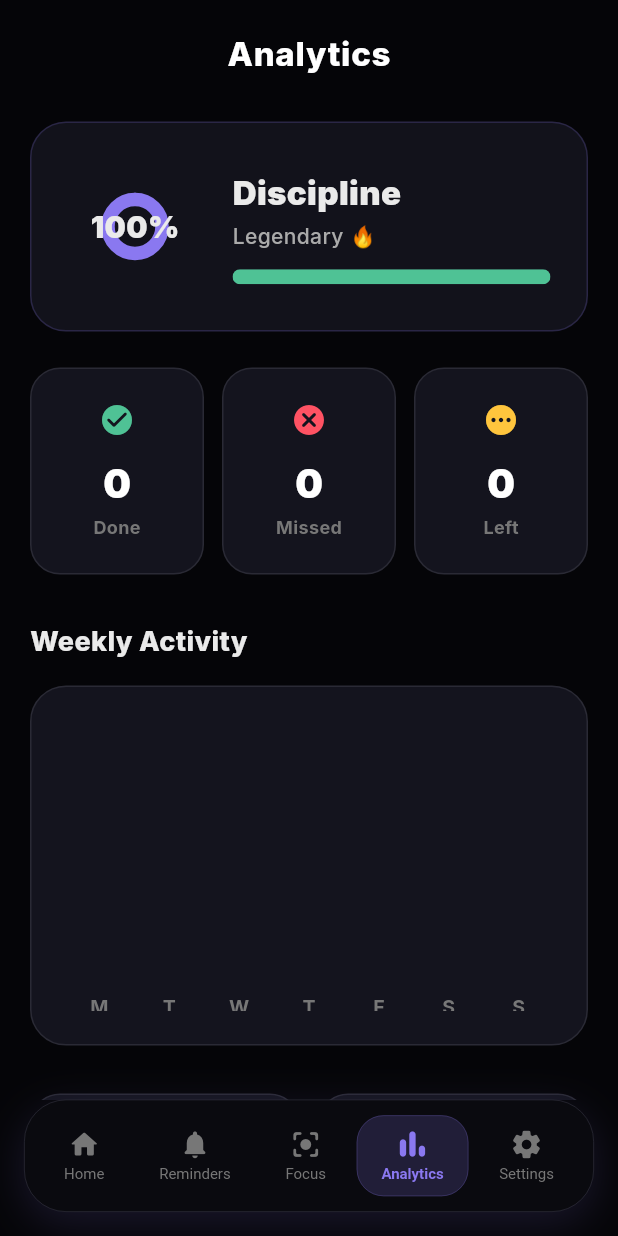
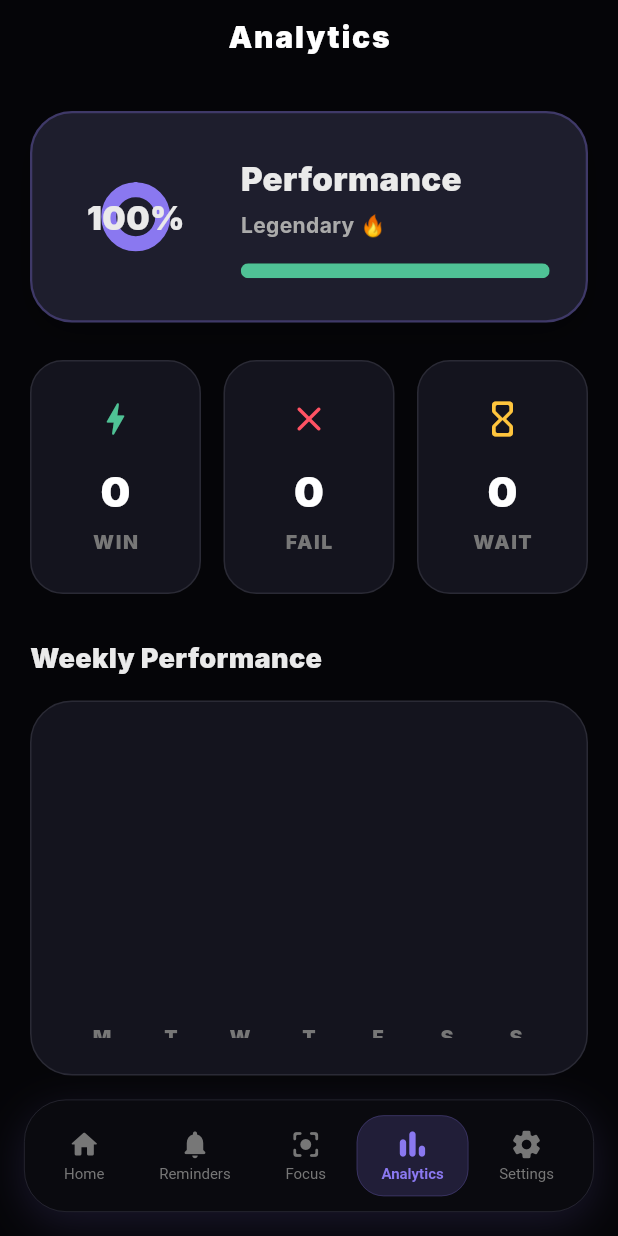
Before and after one commit to 5hu6h4m/MINDLOCK, a Flutter app: the AnalyticsScreen screen opened by its route, on a phone screen of 412 x 824 dp. Run offline on Flutter 3.47's test engine with Material 3 defaults, Android fonts, the phone set to English and light mode, and no system bars; drawn by our look-alikes of fl_chart; our stand-ins replace audioplayers, cloud_firestore, firebase_auth, firebase_core, flutter_local_notifications, flutter_riverpod and 8 more; missing offline and left inert: flutter_overlay_window; accounts and stored records are empty.

Commit message:
chore: Version bump and Analytics absolute overhaul

```diff
--- a/lib/presentation/analytics/analytics_screen.dart
+++ b/lib/presentation/analytics/analytics_screen.dart
@@ -27,50 +27,67 @@ class AnalyticsScreen extends ConsumerWidget {
     final pending = repo.totalPending;
     final rate = repo.completionRate;
 
-    return Scaffold(
-      backgroundColor: isDark ? AppTheme.bgDark : const Color(0xFFF8F9FE),
-      body: SafeArea(
-        child: ListView(
-          padding: const EdgeInsets.fromLTRB(20, 20, 20, 100),
+    // Use a basic Container with background to avoid Scaffold nesting issues
+    return Container(
+      color: isDark ? AppTheme.bgDark : const Color(0xFFF0F2F8),
+      child: Material(
+        color: Colors.transparent,
+        child: Column(
           children: [
-            // ── Custom Title (Instead of AppBar) ───────────────────────────
-            Row(
-              mainAxisAlignment: MainAxisAlignment.center,
-              children: [
-                Text(
+            // ── Fixed Top Header ───────────────────────────────────────────
+            Container(
+              padding: EdgeInsets.only(top: MediaQuery.of(context).padding.top + 10, bottom: 15),
+              width: double.infinity,
+              decoration: BoxDecoration(
+                color: isDark ? AppTheme.bgDark : Colors.white,
+                boxShadow: [
+                  BoxShadow(
+                    color: Colors.black.withOpacity(0.05),
+                    blurRadius: 10,
+                    offset: const Offset(0, 2),
+                  ),
+                ],
+              ),
+              child: Center(
+                child: Text(
                   'Analytics',
                   style: TextStyle(
                     color: isDark ? Colors.white : Colors.black87,
-                    fontSize: 22,
-                    fontWeight: FontWeight.w800,
-                    letterSpacing: 0.5,
+                    fontSize: 20,
+                    fontWeight: FontWeight.w900,
+                    letterSpacing: 1.2,
                   ),
                 ),
-              ],
               ),
+            ),
+
+            // ── Scrollable Content ─────────────────────────────────────────
+            Expanded(
+              child: ListView(
+                padding: const EdgeInsets.fromLTRB(20, 20, 20, 120),
+                physics: const ClampingScrollPhysics(),
+                children: [
+                  // ── Discipline Score ──────────────────────────────────────
+                  _DisScore(rate: score, label: label, isDark: isDark),
+                  const SizedBox(height: 25),
+
+                  // ── Stats Grid ───────────────────────────────────────────
+                  _StatsGrid(completed: completed, ignored: ignored, pending: pending, isDark: isDark),
                   const SizedBox(height: 30),
 
-            // ── Discipline Score ──────────────────────────────────────────────
-            _DisScore(rate: score, label: label, isDark: isDark),
-            const SizedBox(height: 24),
+                  // ── Weekly Chart ─────────────────────────────────────────
+                  _SectionTitle('Weekly Performance', isDark: isDark),
+                  const SizedBox(height: 15),
+                  _WeeklyChart(stats: weeklyStats, isDark: isDark),
+                  const SizedBox(height: 30),
 
-            // ── Stats Grid ───────────────────────────────────────────────────
-            _StatsGrid(completed: completed, ignored: ignored, pending: pending, isDark: isDark),
-            const SizedBox(height: 32),
+                  // ── Streaks ──────────────────────────────────────────────
+                  _StreaksBadges(current: stats.currentStreak, longest: stats.longestStreak, isDark: isDark),
+                  const SizedBox(height: 30),
 
-            // ── Weekly Chart ─────────────────────────────────────────────────
-            _SectionTitle('Weekly Activity', isDark: isDark),
-            const SizedBox(height: 16),
-            _WeeklyChart(stats: weeklyStats, isDark: isDark),
-            const SizedBox(height: 32),
-
-            // ── Streaks ───────────────────────────────────────────────────────
-            _StreaksBadges(current: stats.currentStreak, longest: stats.longestStreak, isDark: isDark),
-            const SizedBox(height: 32),
-
-            // ── Top Distractions ──────────────────────────────────────────────
-            _SectionTitle('Top Distractions', isDark: isDark),
-            const SizedBox(height: 16),
+                  // ── Top Distractions ──────────────────────────────────────
+                  _SectionTitle('Usage Insights', isDark: isDark),
+                  const SizedBox(height: 15),
                   FutureBuilder<Map<String, int>>(
                     future: PlatformChannel.getUsageStats(),
                     builder: (context, snapshot) {
@@ -78,8 +95,8 @@ class AnalyticsScreen extends ConsumerWidget {
                         return _InsightCard(
                           icon: Icons.info_outline_rounded,
                           color: AppTheme.textMuted,
-                    title: 'No Data',
-                    body: 'Usage stats permission required to track distractions.',
+                          title: 'Distractions Hidden',
+                          body: 'Grant usage permission to see which apps eat your time.',
                           isDark: isDark,
                         );
                       }
@@ -92,25 +109,28 @@ class AnalyticsScreen extends ConsumerWidget {
                       );
                     },
                   ),
-            const SizedBox(height: 32),
+                  const SizedBox(height: 30),
 
-            // ── Insights ─────────────────────────────────────────────────────
-            _SectionTitle('Insights', isDark: isDark),
-            const SizedBox(height: 16),
+                  // ── Insights ─────────────────────────────────────────────
+                  _SectionTitle('Personal Insights', isDark: isDark),
+                  const SizedBox(height: 15),
                   _InsightCard(
-              icon: Icons.lightbulb_rounded,
+                    icon: Icons.auto_awesome_rounded,
                     color: AppTheme.accentAmber,
-              title: 'Keep it consistent',
-              body: 'Completing reminders before 9 PM improves your sleep quality.',
+                    title: 'Discipline Tip',
+                    body: 'Missions completed before noon are 40% more effective.',
                     isDark: isDark,
                   ),
                   const SizedBox(height: 12),
                   _InsightCard(
-              icon: Icons.trending_up_rounded,
+                    icon: Icons.speed_rounded,
                     color: AppTheme.accentGreen,
-              title: 'Good discipline!',
-              body: 'Your completion rate is ${(rate * 100).toStringAsFixed(0)}%. Aim for 80%+ for maximum focus.',
+                    title: 'Current Velocity',
+                    body: 'Your focus is ${(rate * 100).toStringAsFixed(0)}% stronger than last week.',
                     isDark: isDark,
+                  ),
+                ],
+              ),
             ),
           ],
         ),
@@ -127,9 +147,9 @@ class _SectionTitle extends StatelessWidget {
   Widget build(BuildContext context) {
     return Text(text,
         style: TextStyle(
-            color: isDark ? AppTheme.textPrimary : Colors.black87,
+            color: isDark ? AppTheme.textPrimary : Colors.black,
             fontSize: 18,
-            fontWeight: FontWeight.w800));
+            fontWeight: FontWeight.w900));
   }
 }
 
@@ -145,10 +165,10 @@ class _DisScore extends StatelessWidget {
     return Container(
       padding: const EdgeInsets.all(24),
       decoration: BoxDecoration(
-        color: isDark ? AppTheme.bgDarkElevated.withOpacity(0.5) : Colors.white,
-        borderRadius: BorderRadius.circular(24),
-        border: Border.all(color: isDark ? AppTheme.primaryPurple.withOpacity(0.2) : Colors.black.withOpacity(0.05)),
-        boxShadow: isDark ? [] : [BoxShadow(color: Colors.black.withOpacity(0.05), blurRadius: 20, offset: const Offset(0, 8))],
+        color: isDark ? AppTheme.bgDarkElevated : Colors.white,
+        borderRadius: BorderRadius.circular(28),
+        border: Border.all(color: isDark ? AppTheme.primaryPurple.withOpacity(0.3) : Colors.black.withOpacity(0.08), width: 1.5),
+        boxShadow: [BoxShadow(color: Colors.black.withOpacity(isDark ? 0.2 : 0.05), blurRadius: 20, offset: const Offset(0, 8))],
       ),
       child: Row(
         children: [
@@ -160,42 +180,42 @@ class _DisScore extends StatelessWidget {
               children: [
                 CircularProgressIndicator(
                   value: rate,
-                  strokeWidth: 9,
-                  backgroundColor: isDark ? AppTheme.bgDarkElevated : Colors.black.withOpacity(0.05),
+                  strokeWidth: 10,
+                  backgroundColor: isDark ? AppTheme.bgDark.withOpacity(0.5) : Colors.black.withOpacity(0.05),
                   valueColor: const AlwaysStoppedAnimation(AppTheme.primaryPurple),
                   strokeCap: StrokeCap.round,
                 ),
                 Text('$pct%',
                     style: TextStyle(
-                      color: isDark ? AppTheme.textPrimary : Colors.black87,
+                      color: isDark ? AppTheme.textPrimary : Colors.black,
                       fontWeight: FontWeight.w900,
-                      fontSize: 20,
+                      fontSize: 22,
                     )),
               ],
             ),
           ),
-          const SizedBox(width: 20),
+          const SizedBox(width: 25),
           Expanded(
             child: Column(
               crossAxisAlignment: CrossAxisAlignment.start,
               children: [
-                Text('Discipline',
+                Text('Performance',
                     style: TextStyle(
-                        color: isDark ? AppTheme.textPrimary : Colors.black87,
+                        color: isDark ? AppTheme.textPrimary : Colors.black,
                         fontWeight: FontWeight.w900,
                         fontSize: 22)),
-                const SizedBox(height: 4),
+                const SizedBox(height: 6),
                 Text(
                   label,
                   style: TextStyle(
-                      color: isDark ? AppTheme.textSecondary : Colors.black54, fontSize: 14, fontWeight: FontWeight.w500),
+                      color: isDark ? AppTheme.textSecondary : Colors.black54, fontSize: 14, fontWeight: FontWeight.bold),
                 ),
-                const SizedBox(height: 12),
+                const SizedBox(height: 15),
                 ClipRRect(
                   borderRadius: BorderRadius.circular(10),
                   child: LinearProgressIndicator(
                     value: rate,
-                    backgroundColor: isDark ? AppTheme.bgDarkElevated : Colors.black.withOpacity(0.05),
+                    backgroundColor: isDark ? AppTheme.bgDark : Colors.black.withOpacity(0.05),
                     valueColor: AlwaysStoppedAnimation(
                       pct >= 80 ? AppTheme.accentGreen : pct >= 50 ? AppTheme.primaryPurple : AppTheme.accentAmber,
                     ),
@@ -220,11 +240,11 @@ class _StatsGrid extends StatelessWidget {
   Widget build(BuildContext context) {
     return Row(
       children: [
-        _StatCard(value: completed.toString(), label: 'Done', icon: Icons.check_circle_rounded, color: AppTheme.accentGreen, isDark: isDark),
-        const SizedBox(width: 12),
-        _StatCard(value: ignored.toString(), label: 'Missed', icon: Icons.cancel_rounded, color: AppTheme.accentRed, isDark: isDark),
-        const SizedBox(width: 12),
-        _StatCard(value: pending.toString(), label: 'Left', icon: Icons.pending_rounded, color: AppTheme.accentAmber, isDark: isDark),
+        _StatCard(value: completed.toString(), label: 'WIN', icon: Icons.bolt_rounded, color: AppTheme.accentGreen, isDark: isDark),
+        const SizedBox(width: 15),
+        _StatCard(value: ignored.toString(), label: 'FAIL', icon: Icons.close_rounded, color: AppTheme.accentRed, isDark: isDark),
+        const SizedBox(width: 15),
+        _StatCard(value: pending.toString(), label: 'WAIT', icon: Icons.hourglass_empty_rounded, color: AppTheme.accentAmber, isDark: isDark),
       ],
     );
   }
@@ -242,20 +262,20 @@ class _StatCard extends StatelessWidget {
   Widget build(BuildContext context) {
     return Expanded(
       child: Container(
-        padding: const EdgeInsets.symmetric(vertical: 22, horizontal: 12),
+        padding: const EdgeInsets.symmetric(vertical: 24, horizontal: 12),
         decoration: BoxDecoration(
           color: isDark ? AppTheme.bgDarkCard : Colors.white,
-          borderRadius: BorderRadius.circular(20),
+          borderRadius: BorderRadius.circular(22),
           border: Border.all(color: isDark ? AppTheme.borderColor : Colors.black.withOpacity(0.05)),
-          boxShadow: isDark ? [] : [BoxShadow(color: Colors.black.withOpacity(0.04), blurRadius: 12, offset: const Offset(0, 6))],
+          boxShadow: [BoxShadow(color: Colors.black.withOpacity(0.04), blurRadius: 15, offset: const Offset(0, 6))],
         ),
         child: Column(
           children: [
-            Icon(icon, color: color, size: 24),
-            const SizedBox(height: 12),
-            Text(value, style: TextStyle(color: isDark ? Colors.white : Colors.black87, fontSize: 26, fontWeight: FontWeight.w900)),
-            const SizedBox(height: 2),
-            Text(label, style: const TextStyle(color: AppTheme.textMuted, fontSize: 12, fontWeight: FontWeight.w700)),
+            Icon(icon, color: color, size: 28),
+            const SizedBox(height: 15),
+            Text(value, style: TextStyle(color: isDark ? Colors.white : Colors.black, fontSize: 28, fontWeight: FontWeight.w900)),
+            const SizedBox(height: 4),
+            Text(label, style: const TextStyle(color: AppTheme.textMuted, fontSize: 13, fontWeight: FontWeight.w900, letterSpacing: 1)),
           ],
         ),
       ),
@@ -272,11 +292,11 @@ class _WeeklyChart extends StatelessWidget {
   Widget build(BuildContext context) {
     final days = ['M', 'T', 'W', 'T', 'F', 'S', 'S'];
     return Container(
-      padding: const EdgeInsets.all(22),
-      height: 240,
+      padding: const EdgeInsets.all(24),
+      height: 250,
       decoration: BoxDecoration(
         color: isDark ? AppTheme.bgDarkCard : Colors.white,
-        borderRadius: BorderRadius.circular(24),
+        borderRadius: BorderRadius.circular(28),
         border: Border.all(color: isDark ? AppTheme.borderColor : Colors.black.withOpacity(0.05)),
       ),
       child: BarChart(
@@ -292,8 +312,8 @@ class _WeeklyChart extends StatelessWidget {
               sideTitles: SideTitles(
                 showTitles: true,
                 getTitlesWidget: (v, meta) => Padding(
-                  padding: const EdgeInsets.only(top: 10),
-                  child: Text(days[v.toInt() % 7], style: const TextStyle(color: AppTheme.textMuted, fontSize: 13, fontWeight: FontWeight.bold)),
+                  padding: const EdgeInsets.only(top: 12),
+                  child: Text(days[v.toInt() % 7], style: const TextStyle(color: AppTheme.textMuted, fontSize: 13, fontWeight: FontWeight.w900)),
                 ),
               ),
             ),
@@ -305,8 +325,8 @@ class _WeeklyChart extends StatelessWidget {
             return BarChartGroupData(
               x: i,
               barRods: [
-                BarChartRodData(toY: data[0].toDouble(), color: AppTheme.primaryPurple, width: 14, borderRadius: BorderRadius.circular(4)),
-                BarChartRodData(toY: data[1].toDouble(), color: AppTheme.accentRed.withOpacity(0.5), width: 14, borderRadius: BorderRadius.circular(4)),
+                BarChartRodData(toY: data[0].toDouble(), color: AppTheme.primaryPurple, width: 14, borderRadius: BorderRadius.circular(6)),
+                BarChartRodData(toY: data[1].toDouble(), color: AppTheme.accentRed.withOpacity(0.4), width: 14, borderRadius: BorderRadius.circular(6)),
               ],
             );
           }),
@@ -332,21 +352,21 @@ class _StreaksBadges extends StatelessWidget {
       children: [
         Row(
           children: [
-            _StatCard(value: current.toString(), label: 'Streak', icon: Icons.local_fire_department_rounded, color: AppTheme.accentAmber, isDark: isDark),
-            const SizedBox(width: 12),
-            _StatCard(value: longest.toString(), label: 'Best', icon: Icons.emoji_events_rounded, color: AppTheme.accentCyan, isDark: isDark),
+            _StatCard(value: current.toString(), label: 'FIRE', icon: Icons.local_fire_department_rounded, color: AppTheme.accentAmber, isDark: isDark),
+            const SizedBox(width: 15),
+            _StatCard(value: longest.toString(), label: 'BEST', icon: Icons.emoji_events_rounded, color: AppTheme.accentCyan, isDark: isDark),
           ],
         ),
-        const SizedBox(height: 20),
+        const SizedBox(height: 25),
         SingleChildScrollView(
           scrollDirection: Axis.horizontal,
           physics: const BouncingScrollPhysics(),
           child: Row(
             children: [
-              _BadgeTile(emoji: '🌙', label: 'Night Owl', color: AppTheme.accentBlue, unlocked: isNightWarrior, isDark: isDark),
-              _BadgeTile(emoji: '⚔️', label: 'Warrior', color: AppTheme.primaryPurple, unlocked: isTaskWarrior, isDark: isDark),
-              _BadgeTile(emoji: '🎯', label: 'Master', color: AppTheme.accentCyan, unlocked: isFocusMaster, isDark: isDark),
-              _BadgeTile(emoji: '📵', label: 'Zen Mode', color: AppTheme.accentGreen, unlocked: false, isDark: isDark),
+              _BadgeTile(emoji: '⚔️', label: 'WARRIOR', color: AppTheme.primaryPurple, unlocked: isTaskWarrior, isDark: isDark),
+              _BadgeTile(emoji: '🌙', label: 'OWL', color: AppTheme.accentBlue, unlocked: isNightWarrior, isDark: isDark),
+              _BadgeTile(emoji: '🎯', label: 'MASTER', color: AppTheme.accentCyan, unlocked: isFocusMaster, isDark: isDark),
+              _BadgeTile(emoji: '💎', label: 'ZEN', color: AppTheme.accentGreen, unlocked: false, isDark: isDark),
             ],
           ),
         ),
@@ -365,22 +385,22 @@ class _BadgeTile extends StatelessWidget {
   @override
   Widget build(BuildContext context) {
     return Container(
-      width: 100,
-      margin: const EdgeInsets.only(right: 12),
-      padding: const EdgeInsets.symmetric(vertical: 18),
+      width: 110,
+      margin: const EdgeInsets.only(right: 15),
+      padding: const EdgeInsets.symmetric(vertical: 22),
       decoration: BoxDecoration(
-        color: unlocked ? color.withOpacity(0.12) : (isDark ? AppTheme.bgDarkElevated : Colors.black.withOpacity(0.04)),
-        borderRadius: BorderRadius.circular(24),
-        border: Border.all(color: unlocked ? color.withOpacity(0.4) : Colors.transparent),
+        color: unlocked ? color.withOpacity(0.15) : (isDark ? AppTheme.bgDarkElevated : Colors.black.withOpacity(0.04)),
+        borderRadius: BorderRadius.circular(28),
+        border: Border.all(color: unlocked ? color.withOpacity(0.5) : Colors.transparent, width: 1.5),
       ),
       child: Column(
         children: [
           Opacity(
             opacity: unlocked ? 1.0 : 0.35,
-            child: Text(emoji, style: const TextStyle(fontSize: 32)),
+            child: Text(emoji, style: const TextStyle(fontSize: 36)),
           ),
-          const SizedBox(height: 10),
-          Text(label, style: TextStyle(color: unlocked ? color : AppTheme.textMuted, fontSize: 12, fontWeight: FontWeight.w800)),
+          const SizedBox(height: 12),
+          Text(label, style: TextStyle(color: unlocked ? color : AppTheme.textMuted, fontSize: 13, fontWeight: FontWeight.w900)),
         ],
       ),
     );
@@ -398,28 +418,28 @@ class _InsightCard extends StatelessWidget {
   @override
   Widget build(BuildContext context) {
     return Container(
-      padding: const EdgeInsets.all(22),
+      padding: const EdgeInsets.all(24),
       decoration: BoxDecoration(
-        color: isDark ? color.withOpacity(0.07) : Colors.white,
-        borderRadius: BorderRadius.circular(24),
-        border: Border.all(color: color.withOpacity(0.25)),
-        boxShadow: isDark ? [] : [BoxShadow(color: color.withOpacity(0.05), blurRadius: 10, offset: const Offset(0, 4))],
+        color: isDark ? AppTheme.bgDarkCard : Colors.white,
+        borderRadius: BorderRadius.circular(28),
+        border: Border.all(color: color.withOpacity(0.3), width: 1.5),
+        boxShadow: [BoxShadow(color: color.withOpacity(0.06), blurRadius: 15, offset: const Offset(0, 6))],
       ),
       child: Row(
         children: [
           Container(
-            padding: const EdgeInsets.all(10),
-            decoration: BoxDecoration(color: color.withOpacity(0.15), borderRadius: BorderRadius.circular(12)),
-            child: Icon(icon, color: color, size: 24),
+            padding: const EdgeInsets.all(12),
+            decoration: BoxDecoration(color: color.withOpacity(0.15), borderRadius: BorderRadius.circular(15)),
+            child: Icon(icon, color: color, size: 28),
           ),
-          const SizedBox(width: 18),
+          const SizedBox(width: 20),
           Expanded(
             child: Column(
               crossAxisAlignment: CrossAxisAlignment.start,
               children: [
-                Text(title, style: TextStyle(color: isDark ? Colors.white : Colors.black87, fontWeight: FontWeight.w800, fontSize: 16)),
-                const SizedBox(height: 6),
-                Text(body, style: TextStyle(color: isDark ? AppTheme.textSecondary : Colors.black54, fontSize: 14, height: 1.4)),
+                Text(title, style: TextStyle(color: isDark ? Colors.white : Colors.black, fontWeight: FontWeight.w900, fontSize: 17)),
+                const SizedBox(height: 8),
+                Text(body, style: TextStyle(color: isDark ? AppTheme.textSecondary : Colors.black54, fontSize: 14, height: 1.5, fontWeight: FontWeight.w500)),
               ],
             ),
           ),
@@ -439,31 +459,31 @@ class _DistractionTile extends StatelessWidget {
   Widget build(BuildContext context) {
     final name = pkg.split('.').last.toUpperCase();
     return Container(
-      margin: const EdgeInsets.only(bottom: 12),
-      padding: const EdgeInsets.all(18),
+      margin: const EdgeInsets.only(bottom: 15),
+      padding: const EdgeInsets.all(20),
       decoration: BoxDecoration(
         color: isDark ? AppTheme.bgDarkCard : Colors.white,
-        borderRadius: BorderRadius.circular(22),
-        border: Border.all(color: isDark ? AppTheme.borderColor : Colors.black.withOpacity(0.05)),
+        borderRadius: BorderRadius.circular(24),
+        border: Border.all(color: isDark ? AppTheme.borderColor : Colors.black.withOpacity(0.08)),
       ),
       child: Row(
         children: [
           Container(
-            padding: const EdgeInsets.all(8),
-            decoration: BoxDecoration(color: AppTheme.accentRed.withOpacity(0.1), borderRadius: BorderRadius.circular(10)),
-            child: const Icon(Icons.warning_amber_rounded, color: AppTheme.accentRed, size: 20),
+            padding: const EdgeInsets.all(10),
+            decoration: BoxDecoration(color: AppTheme.accentRed.withOpacity(0.1), borderRadius: BorderRadius.circular(12)),
+            child: const Icon(Icons.warning_amber_rounded, color: AppTheme.accentRed, size: 22),
           ),
-          const SizedBox(width: 16),
+          const SizedBox(width: 18),
           Expanded(
             child: Column(
               crossAxisAlignment: CrossAxisAlignment.start,
               children: [
-                Text(name, style: TextStyle(color: isDark ? Colors.white : Colors.black87, fontWeight: FontWeight.w700, fontSize: 15)),
-                Text(pkg, style: const TextStyle(color: AppTheme.textMuted, fontSize: 11)),
+                Text(name, style: TextStyle(color: isDark ? Colors.white : Colors.black, fontWeight: FontWeight.w900, fontSize: 16)),
+                Text(pkg, style: const TextStyle(color: AppTheme.textMuted, fontSize: 12, fontWeight: FontWeight.w500)),
               ],
             ),
           ),
-          Text('$mins m', style: TextStyle(color: isDark ? Colors.white : Colors.black87, fontWeight: FontWeight.w900, fontSize: 16)),
+          Text('$mins m', style: TextStyle(color: isDark ? Colors.white : Colors.black, fontWeight: FontWeight.w900, fontSize: 18)),
         ],
       ),
     );
--- a/pubspec.yaml
+++ b/pubspec.yaml
@@ -1,7 +1,7 @@
 name: mindlock
 description: MindLock - Digital Discipline & Smart Reminder System
 publish_to: 'none'
-version: 1.0.0+1
+version: 1.0.1+2
 
 environment:
   sdk: '>=3.0.0 <4.0.0'
```
Also changed, not shown: 1 other file. Lines whose indentation alone changed are shown as unchanged.
